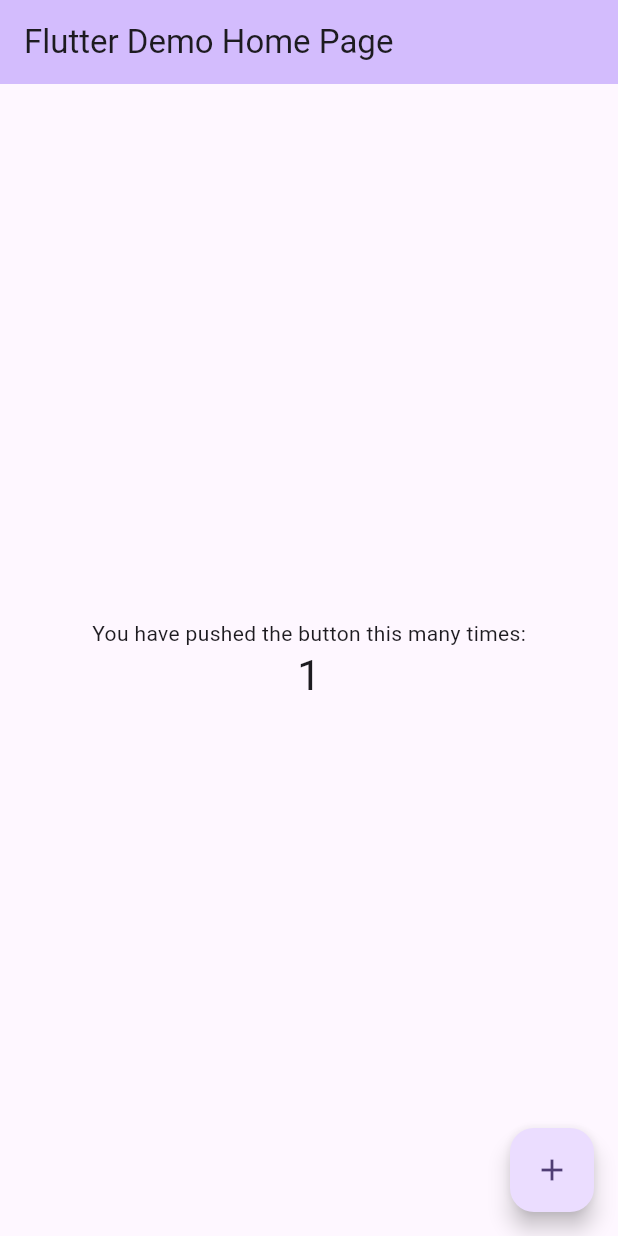
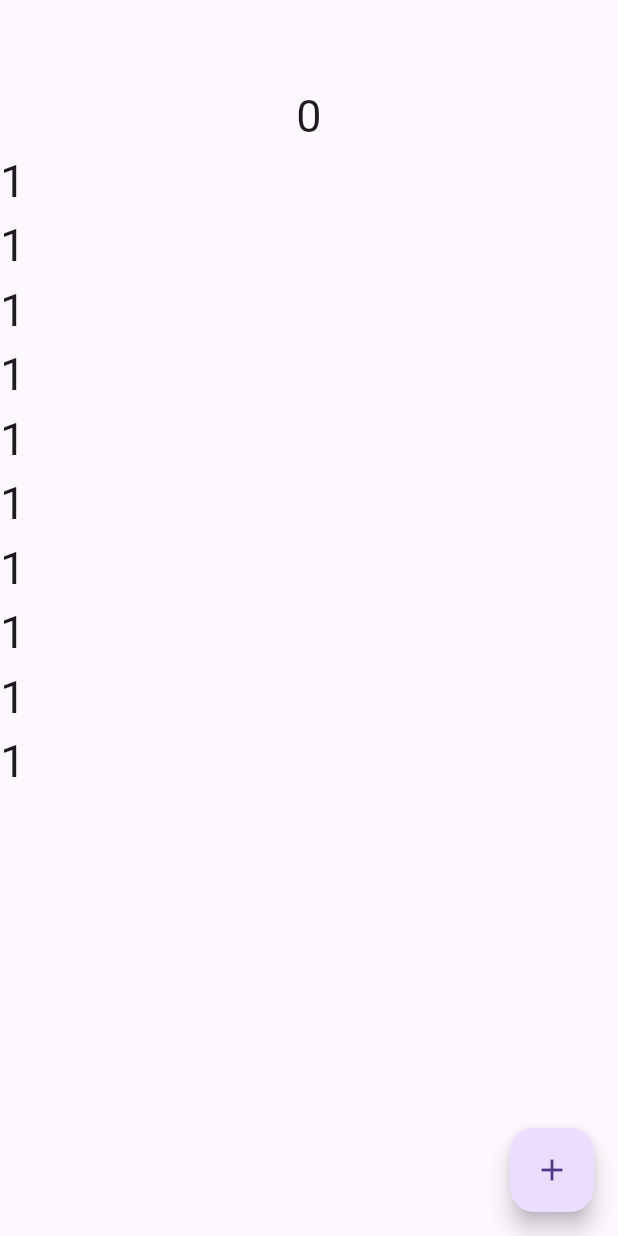
Before and after one commit to Anirudhan7/provider, a Flutter app: the screen it shows after launch, after a tap on the "add" icon, on a phone screen of 412 x 824 dp. Run offline on Flutter 3.47's test engine with Material 3 defaults, Android fonts, the phone set to English and light mode, and no system bars.

Commit message:
second commit

```diff
--- /dev/null
+++ b/lib/home_page.dart
@@ -0,0 +1,29 @@
+import 'package:flutter/material.dart';
+
+class HomePage extends StatelessWidget {
+  HomePage({super.key});
+
+  @override
+  Widget build(context) {
+    return Scaffold(
+      floatingActionButton: FloatingActionButton(onPressed: () {},
+      child: Icon(Icons.add),),
+      appBar: AppBar(),
+      body: SizedBox(
+        child: Column(
+          children: [
+            Text("0", style: TextStyle(fontSize: 30)),
+            Expanded(
+              child: ListView.builder(
+                itemCount: 10,
+                itemBuilder:
+                    (context, index) =>
+                        Text("1", style: TextStyle(fontSize: 30)),
+              ),
+            ),
+          ],
+        ),
+      ),
+    );
+  }
+}
--- a/lib/main.dart
+++ b/lib/main.dart
@@ -1,122 +1,16 @@
 import 'package:flutter/material.dart';
 
+import 'home_page.dart';
+
 void main() {
-  runApp(const MyApp());
+  runApp(MyApp());
 }
 
 class MyApp extends StatelessWidget {
   const MyApp({super.key});
 
-  // This widget is the root of your application.
   @override
   Widget build(BuildContext context) {
-    return MaterialApp(
-      title: 'Flutter Demo',
-      theme: ThemeData(
-        // This is the theme of your application.
-        //
-        // TRY THIS: Try running your application with "flutter run". You'll see
-        // the application has a purple toolbar. Then, without quitting the app,
-        // try changing the seedColor in the colorScheme below to Colors.green
-        // and then invoke "hot reload" (save your changes or press the "hot
-        // reload" button in a Flutter-supported IDE, or press "r" if you used
-        // the command line to start the app).
-        //
-        // Notice that the counter didn't reset back to zero; the application
-        // state is not lost during the reload. To reset the state, use hot
-        // restart instead.
-        //
-        // This works for code too, not just values: Most code changes can be
-        // tested with just a hot reload.
-        colorScheme: ColorScheme.fromSeed(seedColor: Colors.deepPurple),
-      ),
-      home: const MyHomePage(title: 'Flutter Demo Home Page'),
-    );
+    return MaterialApp(debugShowCheckedModeBanner: false, home: HomePage());
   }
 }
-
-class MyHomePage extends StatefulWidget {
-  const MyHomePage({super.key, required this.title});
-
-  // This widget is the home page of your application. It is stateful, meaning
-  // that it has a State object (defined below) that contains fields that affect
-  // how it looks.
-
-  // This class is the configuration for the state. It holds the values (in this
-  // case the title) provided by the parent (in this case the App widget) and
-  // used by the build method of the State. Fields in a Widget subclass are
-  // always marked "final".
-
-  final String title;
-
-  @override
-  State<MyHomePage> createState() => _MyHomePageState();
-}
-
-class _MyHomePageState extends State<MyHomePage> {
-  int _counter = 0;
-
-  void _incrementCounter() {
-    setState(() {
-      // This call to setState tells the Flutter framework that something has
-      // changed in this State, which causes it to rerun the build method below
-      // so that the display can reflect the updated values. If we changed
-      // _counter without calling setState(), then the build method would not be
-      // called again, and so nothing would appear to happen.
-      _counter++;
-    });
-  }
-
-  @override
-  Widget build(BuildContext context) {
-    // This method is rerun every time setState is called, for instance as done
-    // by the _incrementCounter method above.
-    //
-    // The Flutter framework has been optimized to make rerunning build methods
-    // fast, so that you can just rebuild anything that needs updating rather
-    // than having to individually change instances of widgets.
-    return Scaffold(
-      appBar: AppBar(
-        // TRY THIS: Try changing the color here to a specific color (to
-        // Colors.amber, perhaps?) and trigger a hot reload to see the AppBar
-        // change color while the other colors stay the same.
-        backgroundColor: Theme.of(context).colorScheme.inversePrimary,
-        // Here we take the value from the MyHomePage object that was created by
-        // the App.build method, and use it to set our appbar title.
-        title: Text(widget.title),
-      ),
-      body: Center(
-        // Center is a layout widget. It takes a single child and positions it
-        // in the middle of the parent.
-        child: Column(
-          // Column is also a layout widget. It takes a list of children and
-          // arranges them vertically. By default, it sizes itself to fit its
-          // children horizontally, and tries to be as tall as its parent.
-          //
-          // Column has various properties to control how it sizes itself and
-          // how it positions its children. Here we use mainAxisAlignment to
-          // center the children vertically; the main axis here is the vertical
-          // axis because Columns are vertical (the cross axis would be
-          // horizontal).
-          //
-          // TRY THIS: Invoke "debug painting" (choose the "Toggle Debug Paint"
-          // action in the IDE, or press "p" in the console), to see the
-          // wireframe for each widget.
-          mainAxisAlignment: MainAxisAlignment.center,
-          children: <Widget>[
-            const Text('You have pushed the button this many times:'),
-            Text(
-              '$_counter',
-              style: Theme.of(context).textTheme.headlineMedium,
-            ),
-          ],
-        ),
-      ),
-      floatingActionButton: FloatingActionButton(
-        onPressed: _incrementCounter,
-        tooltip: 'Increment',
-        child: const Icon(Icons.add),
-      ), // This trailing comma makes auto-formatting nicer for build methods.
-    );
-  }
-}
```
